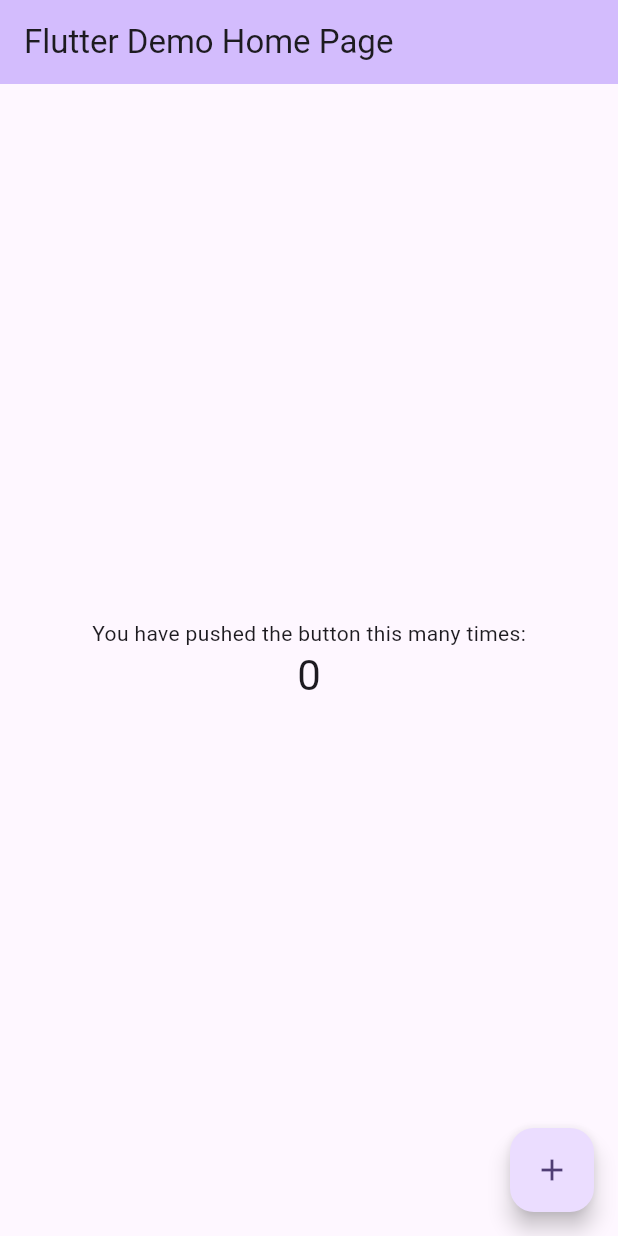
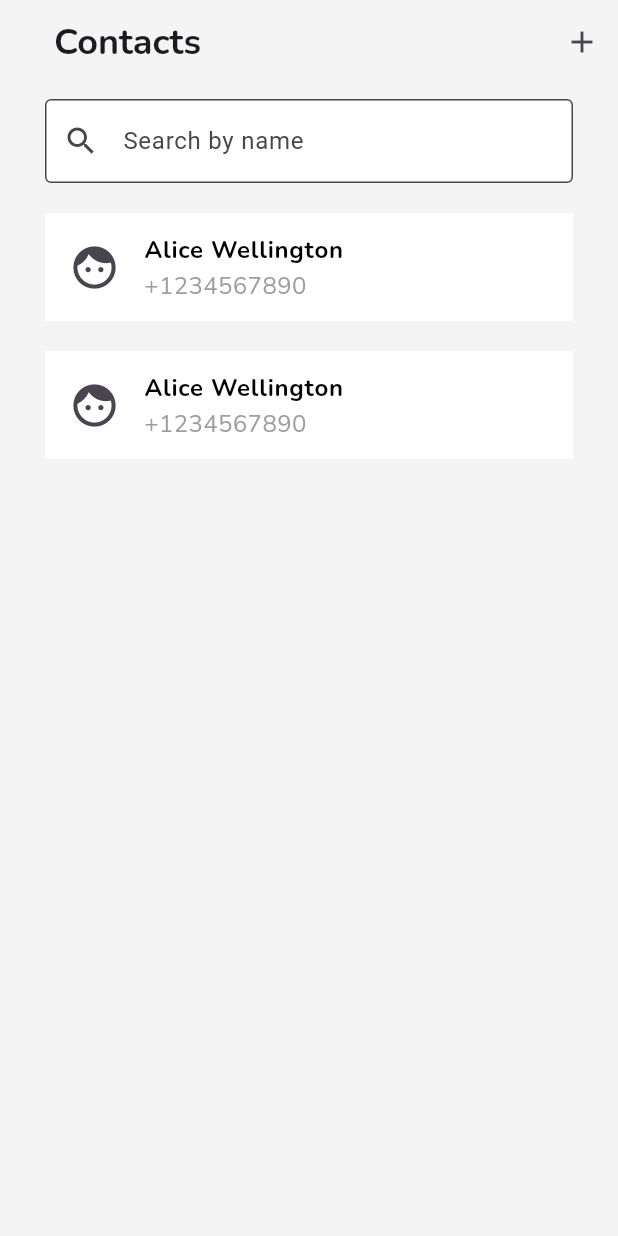
Before and after one commit to gunesserenay/flutter_contacts, a Flutter app: the screen it shows after launch, on a phone screen of 412 x 824 dp. Run offline on Flutter 3.47's test engine with Material 3 defaults, Android fonts, the phone set to English and light mode, and no system bars; our stand-ins replace google_fonts.

Commit message:
Contacts screen implementation started

```diff
--- a/lib/main.dart
+++ b/lib/main.dart
@@ -1,4 +1,5 @@
 import 'package:flutter/material.dart';
+import 'package:flutter_contacts/screens/contacts.dart';
 
 void main() {
   runApp(const MyApp());
@@ -13,113 +14,10 @@ class MyApp extends StatelessWidget {
     return MaterialApp(
       title: 'Flutter Demo',
       theme: ThemeData(
-        // This is the theme of your application.
-        //
-        // TRY THIS: Try running your application with "flutter run". You'll see
-        // the application has a purple toolbar. Then, without quitting the app,
-        // try changing the seedColor in the colorScheme below to Colors.green
-        // and then invoke "hot reload" (save your changes or press the "hot
-        // reload" button in a Flutter-supported IDE, or press "r" if you used
-        // the command line to start the app).
-        //
-        // Notice that the counter didn't reset back to zero; the application
-        // state is not lost during the reload. To reset the state, use hot
-        // restart instead.
-        //
-        // This works for code too, not just values: Most code changes can be
-        // tested with just a hot reload.
         colorScheme: ColorScheme.fromSeed(seedColor: Colors.deepPurple),
         useMaterial3: true,
       ),
-      home: const MyHomePage(title: 'Flutter Demo Home Page'),
+      home: const Contacts(),
     );
   }
 }
-
-class MyHomePage extends StatefulWidget {
-  const MyHomePage({super.key, required this.title});
-
-  // This widget is the home page of your application. It is stateful, meaning
-  // that it has a State object (defined below) that contains fields that affect
-  // how it looks.
-
-  // This class is the configuration for the state. It holds the values (in this
-  // case the title) provided by the parent (in this case the App widget) and
-  // used by the build method of the State. Fields in a Widget subclass are
-  // always marked "final".
-
-  final String title;
-
-  @override
-  State<MyHomePage> createState() => _MyHomePageState();
-}
-
-class _MyHomePageState extends State<MyHomePage> {
-  int _counter = 0;
-
-  void _incrementCounter() {
-    setState(() {
-      // This call to setState tells the Flutter framework that something has
-      // changed in this State, which causes it to rerun the build method below
-      // so that the display can reflect the updated values. If we changed
-      // _counter without calling setState(), then the build method would not be
-      // called again, and so nothing would appear to happen.
-      _counter++;
-    });
-  }
-
-  @override
-  Widget build(BuildContext context) {
-    // This method is rerun every time setState is called, for instance as done
-    // by the _incrementCounter method above.
-    //
-    // The Flutter framework has been optimized to make rerunning build methods
-    // fast, so that you can just rebuild anything that needs updating rather
-    // than having to individually change instances of widgets.
-    return Scaffold(
-      appBar: AppBar(
-        // TRY THIS: Try changing the color here to a specific color (to
-        // Colors.amber, perhaps?) and trigger a hot reload to see the AppBar
-        // change color while the other colors stay the same.
-        backgroundColor: Theme.of(context).colorScheme.inversePrimary,
-        // Here we take the value from the MyHomePage object that was created by
-        // the App.build method, and use it to set our appbar title.
-        title: Text(widget.title),
-      ),
-      body: Center(
-        // Center is a layout widget. It takes a single child and positions it
-        // in the middle of the parent.
-        child: Column(
-          // Column is also a layout widget. It takes a list of children and
-          // arranges them vertically. By default, it sizes itself to fit its
-          // children horizontally, and tries to be as tall as its parent.
-          //
-          // Column has various properties to control how it sizes itself and
-          // how it positions its children. Here we use mainAxisAlignment to
-          // center the children vertically; the main axis here is the vertical
-          // axis because Columns are vertical (the cross axis would be
-          // horizontal).
-          //
-          // TRY THIS: Invoke "debug painting" (choose the "Toggle Debug Paint"
-          // action in the IDE, or press "p" in the console), to see the
-          // wireframe for each widget.
-          mainAxisAlignment: MainAxisAlignment.center,
-          children: <Widget>[
-            const Text(
-              'You have pushed the button this many times:',
-            ),
-            Text(
-              '$_counter',
-              style: Theme.of(context).textTheme.headlineMedium,
-            ),
-          ],
-        ),
-      ),
-      floatingActionButton: FloatingActionButton(
-        onPressed: _incrementCounter,
-        tooltip: 'Increment',
-        child: const Icon(Icons.add),
-      ), // This trailing comma makes auto-formatting nicer for build methods.
-    );
-  }
-}
--- /dev/null
+++ b/lib/screens/contacts.dart
@@ -0,0 +1,77 @@
+import 'dart:ui';
+
+import 'package:flutter/cupertino.dart';
+import 'package:flutter/material.dart';
+import 'package:flutter/widgets.dart';
+import 'package:flutter_contacts/widgets/no_contacts_widget.dart';
+import 'package:google_fonts/google_fonts.dart';
+
+class Contacts extends StatelessWidget {
+  const Contacts({super.key});
+
+  @override
+  Widget build(BuildContext context) {
+    var a = 1;
+
+    Widget content = const NoContacts();
+    if (a == 1) {
+      content = Expanded(
+        child: ListView.builder(
+          itemCount: 2,
+          itemBuilder: (context, index) => Container(
+            color: Colors.white,
+            margin: const EdgeInsets.symmetric(horizontal: 30, vertical: 10),
+            child: ListTile(
+              leading: const Icon(
+                Icons.face,
+                size: 34,
+              ),
+              title: Text(
+                'Alice Wellington',
+                style: GoogleFonts.nunito(
+                    fontSize: 16,
+                    color: Colors.black,
+                    fontWeight: FontWeight.bold),
+              ),
+              subtitle: Text(
+                '+1234567890',
+                style: GoogleFonts.nunito(fontSize: 16, color: Colors.grey),
+              ),
+            ),
+          ),
+        ),
+      );
+    }
+    return Scaffold(
+      backgroundColor: (const Color.fromARGB(255, 244, 244, 244)),
+      appBar: AppBar(
+        actions: [IconButton(onPressed: () {}, icon: const Icon(Icons.add))],
+        backgroundColor: (const Color.fromARGB(255, 244, 244, 244)),
+        centerTitle: false,
+        title: Padding(
+          padding: const EdgeInsets.symmetric(horizontal: 20),
+          child: Text(
+            'Contacts',
+            style:
+                GoogleFonts.nunito(fontWeight: FontWeight.bold, fontSize: 24),
+          ),
+        ),
+      ),
+      body: Column(children: [
+        Padding(
+          padding: const EdgeInsets.symmetric(horizontal: 30, vertical: 10),
+          child: TextField(
+            onChanged: (value) {},
+            decoration: const InputDecoration(
+                border: OutlineInputBorder(),
+                fillColor: Colors.white,
+                filled: true,
+                hintText: 'Search by name',
+                prefixIcon: Icon(Icons.search)),
+          ),
+        ),
+        content
+      ]),
+    );
+  }
+}
--- /dev/null
+++ b/lib/widgets/no_contacts_widget.dart
@@ -0,0 +1,35 @@
+import 'package:flutter/material.dart';
+import 'package:google_fonts/google_fonts.dart';
+
+class NoContacts extends StatelessWidget {
+  const NoContacts({super.key});
+
+  @override
+  Widget build(BuildContext context) {
+    return Expanded(
+      child: Column(
+        mainAxisAlignment: MainAxisAlignment.center,
+        children: [
+          const Icon(
+            Icons.person,
+            size: 60,
+          ),
+          Text(
+            'No Contacts',
+            style:
+                GoogleFonts.nunito(fontSize: 24, fontWeight: FontWeight.bold),
+          ),
+          Text(
+            'Contacts you’ve added will appear here.',
+            style: GoogleFonts.nunito(fontSize: 16),
+          ),
+          Text(
+            'Create New Contact',
+            style: GoogleFonts.nunito(
+                color: Colors.blue, fontSize: 16, fontWeight: FontWeight.bold),
+          )
+        ],
+      ),
+    );
+  }
+}
--- a/pubspec.yaml
+++ b/pubspec.yaml
@@ -35,6 +35,7 @@ dependencies:
   # The following adds the Cupertino Icons font to your application.
   # Use with the CupertinoIcons class for iOS style icons.
   cupertino_icons: ^1.0.6
+  google_fonts: ^6.2.1
 
 dev_dependencies:
   flutter_test:
```
Also changed, not shown: lib/model/contact.dart (added), pubspec.lock, 10 other files.
